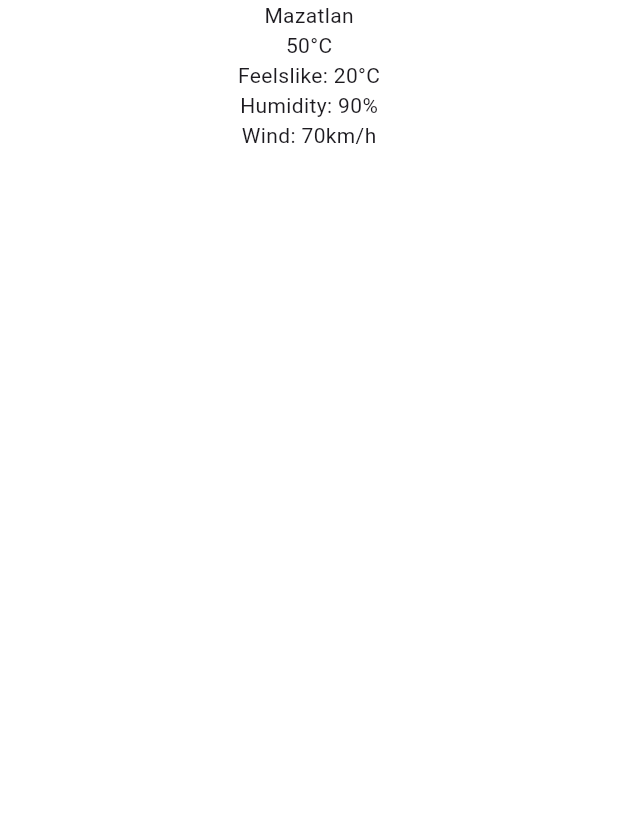
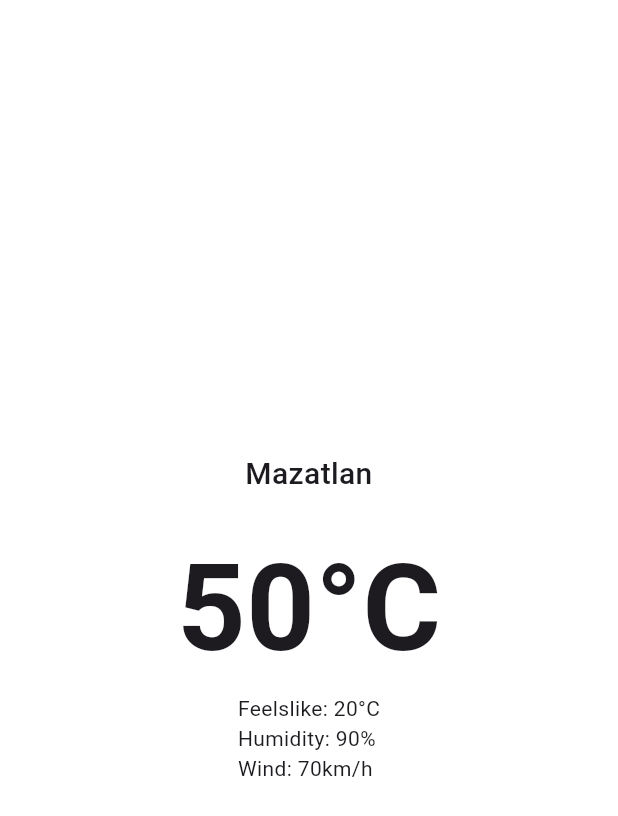
Before and after one commit to YaserHip/weather_app_flutter, a Flutter app: the screen it shows after launch, on a phone screen of 412 x 824 dp. Shown: the top 816 px of the screen. Run offline on Flutter 3.47's test engine with Material 3 defaults, Android fonts, the phone set to English and light mode, and no system bars; our stand-ins replace dio, flutter_riverpod, freezed_annotation, go_router, location, riverpod_annotation; generated files the repository leaves out were written again.

Commit message:
TODO: home page

```diff
--- a/lib/src/features/home/presentation/page_home.dart
+++ b/lib/src/features/home/presentation/page_home.dart
@@ -14,15 +14,33 @@ class _PageHomeState extends ConsumerState<PageHome> {
     return const Scaffold(
       backgroundColor: Colors.white,
       body: SafeArea(
-          child: SingleChildScrollView(
+          child: Center(
         child: Center(
           child: Column(
+            mainAxisSize: MainAxisSize.min,
             children: [
-              Text('Mazatlan'),
-              Text('50°C'),
-              Text('Feelslike: 20°C'),
-              Text('Humidity: 90%'),
-              Text('Wind: 70km/h')
+              SizedBox(
+                child: Text('Mazatlan',
+                    style:
+                        TextStyle(fontSize: 20.0, fontWeight: FontWeight.w500),
+                    textAlign: TextAlign.center),
+              ),
+              SizedBox(
+                height: 18,
+              ),
+              Text(
+                '50°C',
+                style: TextStyle(fontSize: 80, fontWeight: FontWeight.bold),
+              ),
+              Column(
+                mainAxisSize: MainAxisSize.max,
+                crossAxisAlignment: CrossAxisAlignment.start,
+                children: [
+                  Text('Feelslike: 20°C'),
+                  Text('Humidity: 90%'),
+                  Text('Wind: 70km/h')
+                ],
+              )
             ],
           ),
         ),
--- a/lib/src/features/home/presentation/page_location_error.dart
+++ b/lib/src/features/home/presentation/page_location_error.dart
@@ -41,7 +41,7 @@ class _PageLocationErrorState extends ConsumerState<PageLocationError> {
                   height: 32.0,
                 ),
                 Visibility(
-                  visible: !permissionNotGranted,
+                  visible: !(!permissionNotGranted && Platform.isIOS),
                   child: ElevatedButton(
                       onPressed: () async {
                         final hasPermission = await ref
```
